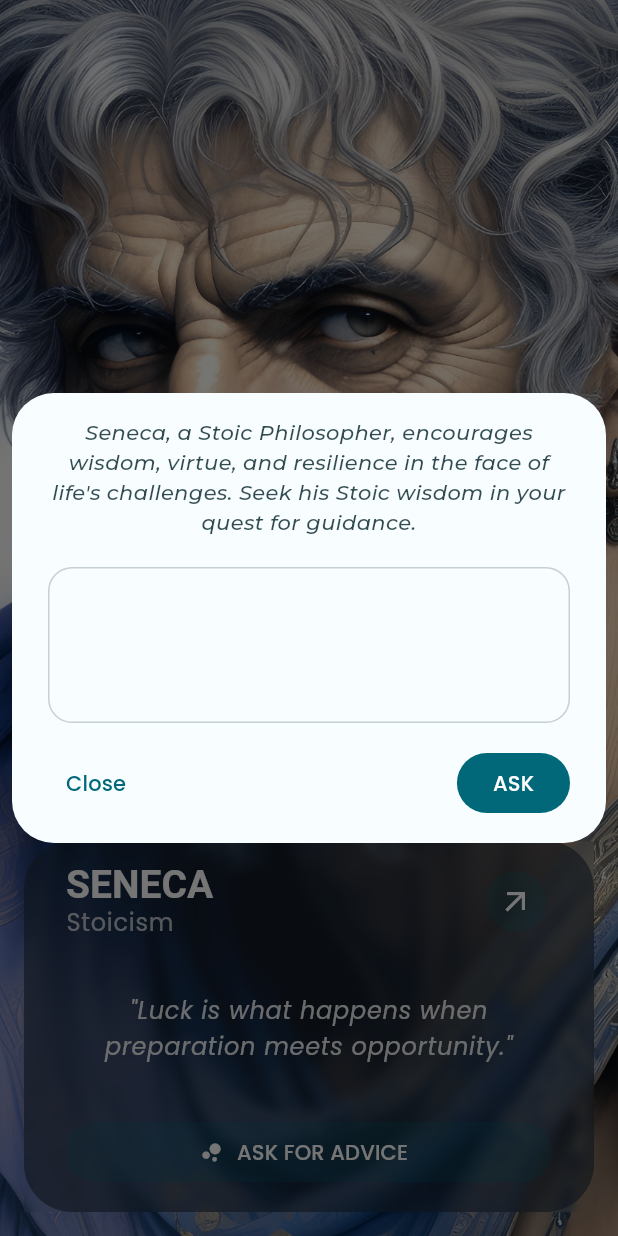
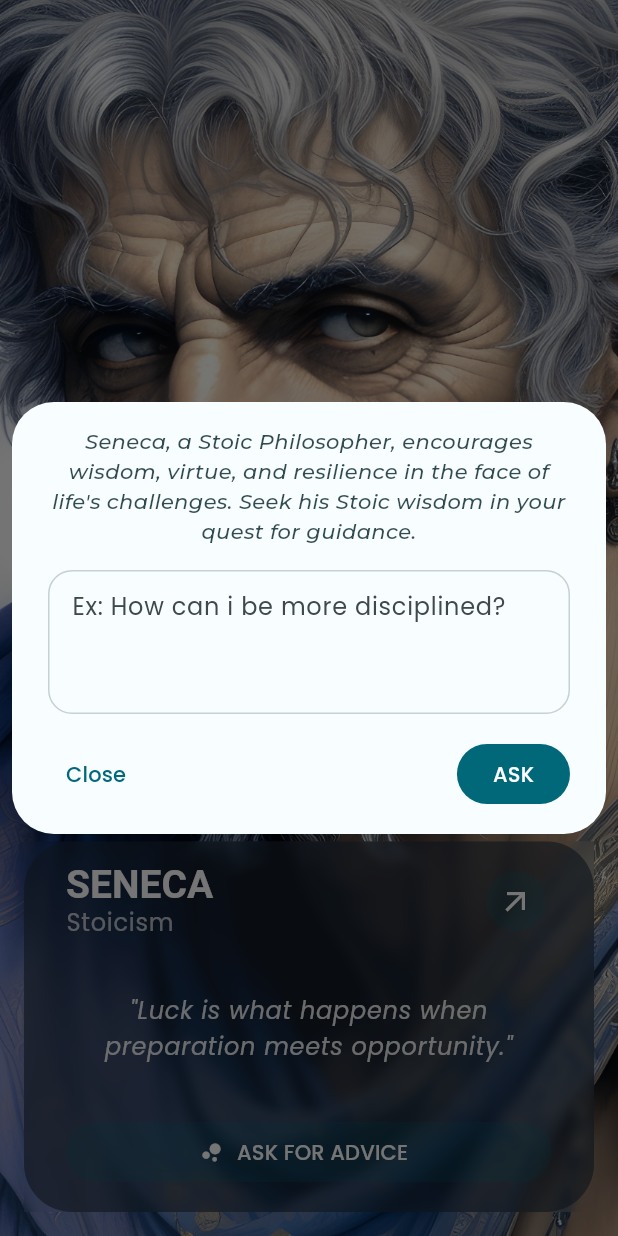
Before and after one commit to JosephKorel/sophis, a Flutter app: the screen it shows after launch, after a tap on the "chevron right" icon, after a tap on the "chevron left" icon, after a tap on "ASK FOR ADVICE", on a phone screen of 412 x 824 dp. Run offline on Flutter 3.47's test engine with Material 2 defaults, Android fonts, the phone set to English and light mode, and no system bars; drawn by our look-alikes of flutter_animate; our stand-ins replace bloc, dartz, dio, equatable, flutter_bloc, flutter_dotenv and 3 more; Roboto replaces fonts that are missing (Kadwa).

```diff
--- a/lib/app/home/domain/philosopher_enum.dart
+++ b/lib/app/home/domain/philosopher_enum.dart
@@ -57,8 +57,7 @@ extension AdviceDialogContent on Philosophers {
     switch (name) {
       case 'seneca':
         return '''
-Seneca, a Stoic Philosopher, encourages wisdom, virtue, and resilience in the face of life's challenges. Seek his Stoic wisdom in your quest for guidance.
-        ''';
+Seneca, a Stoic Philosopher, encourages wisdom, virtue, and resilience in the face of life's challenges. Seek his Stoic wisdom in your quest for guidance.''';
 
       case 'kant':
         return '''Kant's Philosophy of Ethics emphasizes the importance of moral principles and universal laws. Ask him for ethical guidance.''';
--- a/lib/app/home/ui/widgets/advice_dialog.dart
+++ b/lib/app/home/ui/widgets/advice_dialog.dart
@@ -4,18 +4,27 @@ import 'package:google_fonts/google_fonts.dart';
 import 'package:sophis/app/home/cubit/philosophers_cubit.dart';
 import 'package:sophis/app/home/domain/philosopher_enum.dart';
 
-class AdviceDialog extends StatefulWidget {
+class AdviceDialog extends StatelessWidget {
   const AdviceDialog({super.key});
 
   @override
-  State<AdviceDialog> createState() => _AdviceDialogState();
+  Widget build(BuildContext context) {
+    final controller = TextEditingController();
+    final philosopher = context.watch<PhilosophersCubit>();
+    final title = philosopher.state.getPhilosopher().title();
+
+    void close() {
+      Navigator.of(context).pop();
     }
 
-class _AdviceDialogState extends State<AdviceDialog> {
-  @override
-  Widget build(BuildContext context) {
-    final philosopher = context.watch<PhilosophersCubit>();
-    final title = philosopher.state.getPhilosopher().title();
+    void handleAsk() {
+      final userInput = controller.text;
+
+      if (userInput.isEmpty) {
+        _emptyTextSnackbar(context);
+        return;
+      }
+    }
 
     return SizedBox(
       width: MediaQuery.of(context).size.width * 0.9,
@@ -39,10 +48,18 @@ class _AdviceDialogState extends State<AdviceDialog> {
               ),
               textAlign: TextAlign.center,
             ),
-            TextField(
+            Padding(
+              padding: const EdgeInsets.symmetric(vertical: 16),
+              child: TextField(
+                controller: controller,
                 minLines: 3,
                 maxLines: 4,
+                maxLength: 92,
                 decoration: InputDecoration(
+                  hintText: 'Ex: How can i be more disciplined?',
+                  contentPadding:
+                      const EdgeInsets.symmetric(horizontal: 12, vertical: 12),
+                  counterText: '',
                   filled: true,
                   fillColor: Theme.of(context).colorScheme.background,
                   border: OutlineInputBorder(
@@ -62,18 +79,16 @@ class _AdviceDialogState extends State<AdviceDialog> {
                   ),
                 ),
               ),
-            const SizedBox(
-              height: 16,
             ),
             Row(
               mainAxisAlignment: MainAxisAlignment.spaceBetween,
               children: [
                 TextButton(
-                  onPressed: () {},
+                  onPressed: close,
                   child: const Text('Close'),
                 ),
                 FilledButton(
-                  onPressed: () {},
+                  onPressed: handleAsk,
                   child: const Text('ASK'),
                 ),
               ],
@@ -84,3 +99,11 @@ class _AdviceDialogState extends State<AdviceDialog> {
     );
   }
 }
+
+void _emptyTextSnackbar(BuildContext context) {
+  ScaffoldMessenger.of(context).showSnackBar(
+    const SnackBar(
+      content: Text('Your message must be at least 8 characters length'),
+    ),
+  );
+}
--- a/pubspec.yaml
+++ b/pubspec.yaml
@@ -48,6 +48,7 @@ dependencies:
   flutter_dotenv: ^5.1.0
   bloc_test: ^9.1.4
   get_it: ^7.6.4
+  another_flushbar: ^1.12.30
 
 dev_dependencies:
   flutter_test:
```
Also changed, not shown: pubspec.lock. Lines whose indentation alone changed are shown as unchanged.
